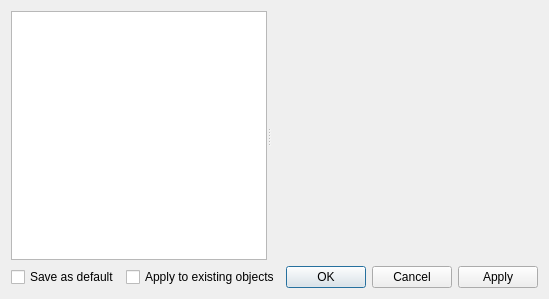
First picture: the form in src/libkstapp/dialog.ui, repository Kst-plot/kst, before the edit.
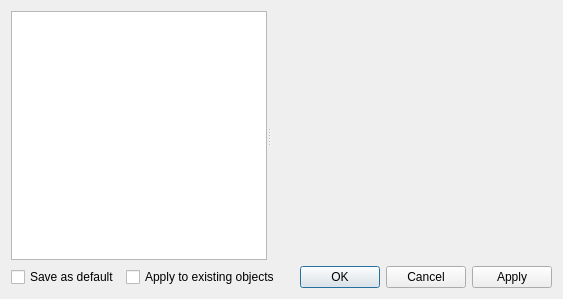
Second picture: the form after the edit.

The edit to the form file:
```diff
--- a/src/libkstapp/dialog.ui
+++ b/src/libkstapp/dialog.ui
@@ -9,7 +9,7 @@
    <rect>
     <x>0</x>
     <y>0</y>
-    <width>538</width>
+    <width>563</width>
     <height>299</height>
    </rect>
   </property>
```
Left out of the diff: 6 changed lines with no effect on the pictures.
